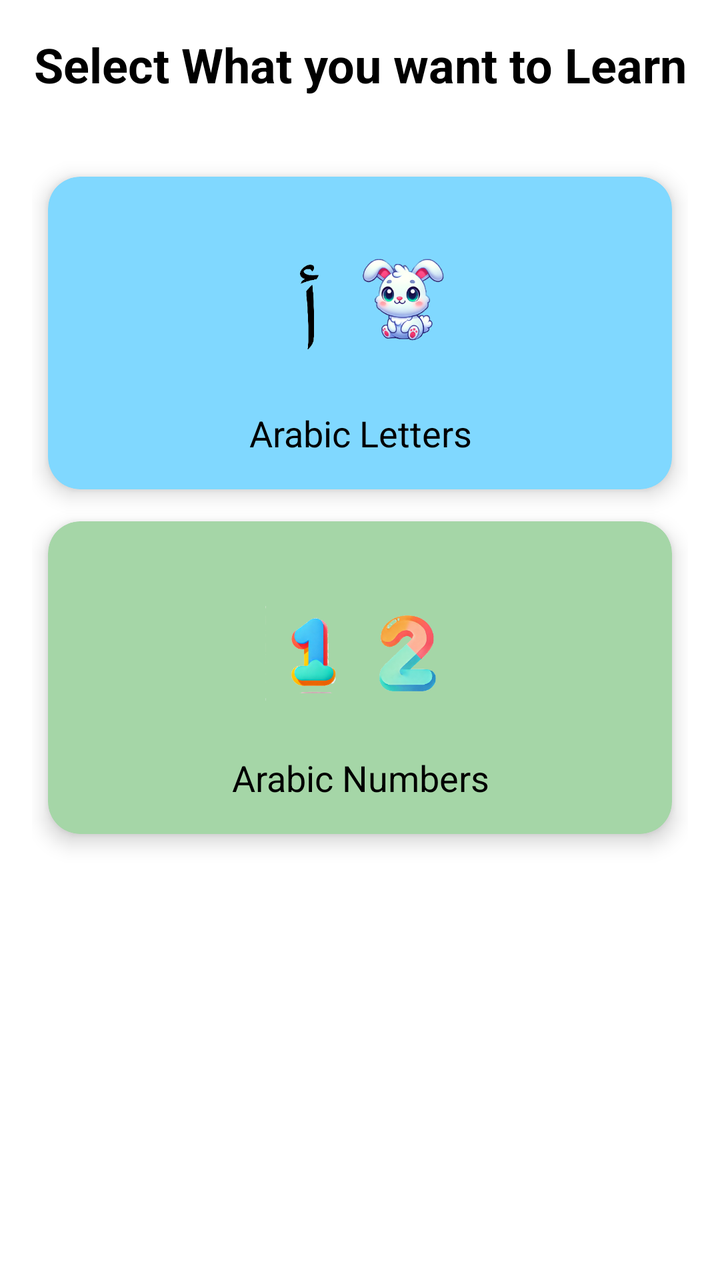
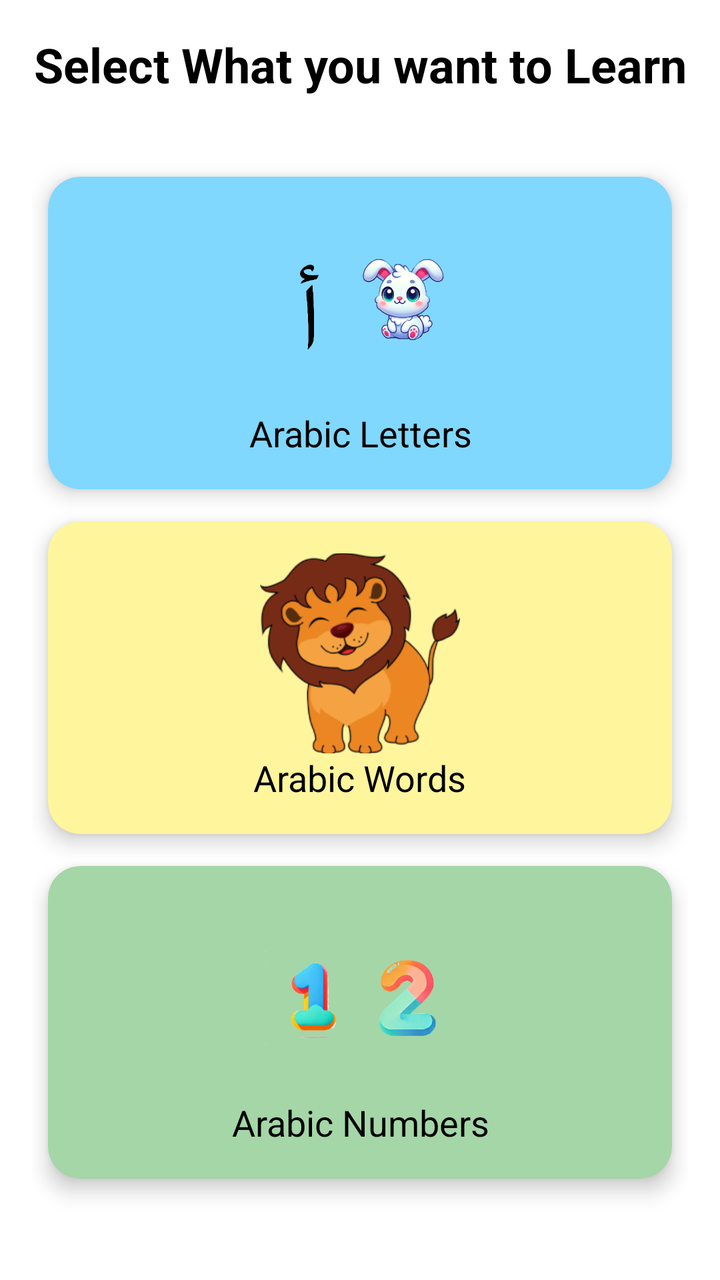

The first picture is an Android layout as it rendered before a commit; the second is the same layout after the commit. The layout source and the unified diff follow.
<!-- AndroidManifest.xml: application theme Theme.LearnChild -->
<!-- res/layout/activity_select_arabic_learning_type.xml -->
<?xml version="1.0" encoding="utf-8"?>
<LinearLayout
    xmlns:android="http://schemas.android.com/apk/res/android"
    xmlns:app="http://schemas.android.com/apk/res-auto"
    xmlns:tools="http://schemas.android.com/tools"
    android:layout_width="match_parent"
    android:layout_height="match_parent"
    android:orientation="vertical"
    android:background="@color/white"
    tools:context=".activities.child.ChildDashboard">

    
    <TextView
        android:id="@+id/tvTitle"
        android:layout_width="match_parent"
        android:layout_height="wrap_content"
        android:text="Select What you want to Learn"
        android:textSize="24sp"
        android:textStyle="bold"
        android:gravity="center"
        android:padding="16dp"
        android:textColor="@color/black"/>

    
    <LinearLayout
        android:id="@+id/gridLayout"
        android:layout_width="match_parent"
        android:layout_height="0dp"
        android:layout_weight="1"
        android:orientation="vertical"
        android:padding="16dp">

        
        <androidx.cardview.widget.CardView
            android:id="@+id/letters_card"
            android:layout_width="match_parent"
            android:layout_height="wrap_content"
            android:layout_margin="8dp"
            app:cardCornerRadius="16dp"
            app:cardElevation="6dp"


            app:cardBackgroundColor="@color/light_blue">

            <LinearLayout
                android:layout_width="match_parent"
                android:layout_height="wrap_content"
                android:orientation="vertical"
                android:gravity="center"
                android:padding="16dp">

                <ImageButton
                    android:id="@+id/btnEnglish"
                    android:layout_width="100dp"
                    android:layout_height="100dp"
                    android:background="?attr/selectableItemBackgroundBorderless"
                    android:scaleType="centerCrop"
                    android:src="@mipmap/ar_letters"/>

                <TextView
                    android:layout_width="wrap_content"
                    android:layout_height="wrap_content"
                    android:text="Arabic Letters"
                    android:textSize="18sp"
                    android:textColor="@color/black"
                    android:gravity="center"/>
            </LinearLayout>
        </androidx.cardview.widget.CardView>

        
        <androidx.cardview.widget.CardView
            android:id="@+id/numbers_card"
            android:layout_width="match_parent"
            android:layout_height="wrap_content"
            android:layout_margin="8dp"
            app:cardCornerRadius="16dp"
            app:cardElevation="6dp"


            app:cardBackgroundColor="@color/light_green">

            <LinearLayout
                android:layout_width="match_parent"
                android:layout_height="wrap_content"
                android:orientation="vertical"
                android:gravity="center"
                android:padding="16dp">

                <ImageButton
                    android:id="@+id/btnArabic"
                    android:layout_width="100dp"
                    android:layout_height="100dp"
                    android:background="?attr/selectableItemBackgroundBorderless"
                    android:scaleType="centerCrop"
                    android:src="@mipmap/en_numbers"/>

                <TextView
                    android:layout_width="wrap_content"
                    android:layout_height="wrap_content"
                    android:text="Arabic Numbers"
                    android:textSize="18sp"
                    android:textColor="@color/black"
                    android:gravity="center"/>
            </LinearLayout>
        </androidx.cardview.widget.CardView>

        
        <androidx.cardview.widget.CardView
            android:layout_width="match_parent"
            android:layout_height="wrap_content"
            android:layout_margin="8dp"
            app:cardCornerRadius="16dp"
            app:cardElevation="6dp"
            android:layout_columnSpan="2"
            app:cardBackgroundColor="@color/light_yellow"/>

    </LinearLayout>

</LinearLayout>
<!-- resources referenced by this layout -->
<resources>
  <color name="black">#FF000000</color>
  <color name="light_blue">#80D8FF</color>
  <color name="light_green">#A5D6A7</color>
  <color name="light_yellow">#FFF59D</color>
  <color name="white">#FFFFFFFF</color>
  <!-- mipmap ar_letters: png bitmap (mipmap-xxhdpi, 64072 bytes) -->
  <!-- mipmap en_numbers: png bitmap (mipmap-xxhdpi, 65702 bytes) -->
  <style name="Theme.LearnChild" parent="Base.Theme.LearnChild" />
  <style name="Base.Theme.LearnChild" parent="Theme.MaterialComponents.Light.DarkActionBar">
          
          <item name="colorPrimary">@color/secondary</item>
      </style>
  <color name="secondary">#C78FF3</color>
</resources>

<!-- the commit's change to res/layout/activity_select_arabic_learning_type.xml (unified diff, before → after) -->
@@ -67,6 +67,43 @@
             </LinearLayout>
         </androidx.cardview.widget.CardView>
 
+
+        <androidx.cardview.widget.CardView
+            android:id="@+id/words_card"
+            android:layout_width="match_parent"
+            android:layout_height="wrap_content"
+            android:layout_margin="8dp"
+            app:cardCornerRadius="16dp"
+            app:cardElevation="6dp"
+
+
+            app:cardBackgroundColor="@color/light_yellow">
+
+            <LinearLayout
+                android:layout_width="match_parent"
+                android:layout_height="wrap_content"
+                android:orientation="vertical"
+                android:gravity="center"
+                android:padding="16dp">
+
+                <ImageButton
+                    android:id="@+id/btnEnglishWord"
+                    android:layout_width="100dp"
+                    android:layout_height="100dp"
+                    android:background="?attr/selectableItemBackgroundBorderless"
+                    android:scaleType="centerCrop"
+                    android:src="@drawable/lion_picture"/>
+
+                <TextView
+                    android:layout_width="wrap_content"
+                    android:layout_height="wrap_content"
+                    android:text="Arabic Words"
+                    android:textSize="18sp"
+                    android:textColor="@color/black"
+                    android:gravity="center"/>
+            </LinearLayout>
+        </androidx.cardview.widget.CardView>
+
         
         <androidx.cardview.widget.CardView
             android:id="@+id/numbers_card"
<!-- resource entries referenced after the edit -->
@@ -5,6 +5,7 @@
   <color name="light_green">#A5D6A7</color>
   <color name="light_yellow">#FFF59D</color>
   <color name="white">#FFFFFFFF</color>
+  <!-- drawable lion_picture: png bitmap (drawable, 18930 bytes) -->
   <!-- mipmap ar_letters: png bitmap (mipmap-xxhdpi, 64072 bytes) -->
   <!-- mipmap en_numbers: png bitmap (mipmap-xxhdpi, 65702 bytes) -->
   <style name="Theme.LearnChild" parent="Base.Theme.LearnChild" />
